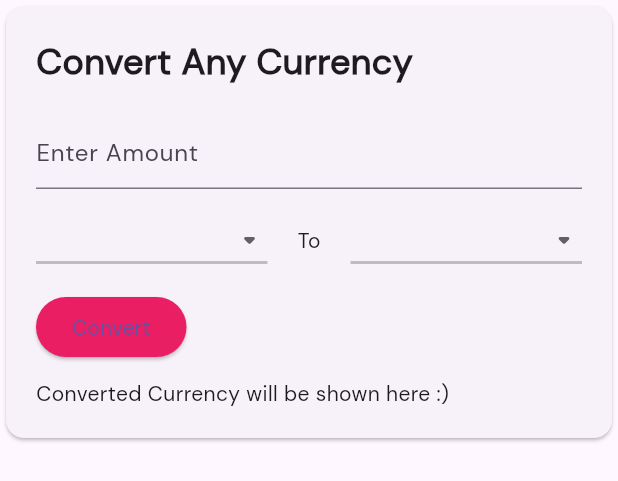
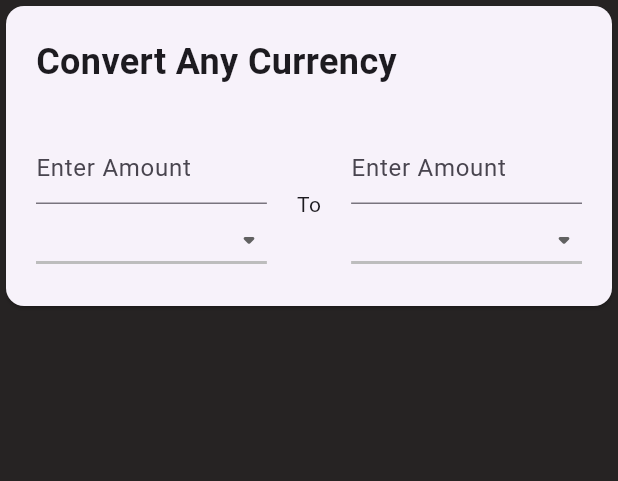
Before and after one commit to Hakdoff/currency-flutter, a Flutter app: the AnyToAny widget shown alone on an empty page, opened directly with empty values, on a phone screen of 412 x 824 dp. Shown: the top 481 px of the screen. Run offline on Flutter 3.47's test engine with Material 3 defaults, Android fonts, the phone set to English and light mode, and no system bars; network calls fail.

Commit message:
updated ui

```diff
--- a/lib/components/anyToAny.dart
+++ b/lib/components/anyToAny.dart
@@ -4,23 +4,31 @@ import 'package:flutter/material.dart';
 class AnyToAny extends StatefulWidget {
   final rates;
   final Map currencies;
-  const AnyToAny({Key? key, @required this.rates, required this.currencies})
+
+  const AnyToAny({Key? key, required this.rates, required this.currencies})
       : super(key: key);
 
   @override
-  _AnyToAnyState createState() => _AnyToAnyState();
+  _CurrencyConverterState createState() => _CurrencyConverterState();
 }
 
-class _AnyToAnyState extends State<AnyToAny> {
-  TextEditingController amountController = TextEditingController();
+class _CurrencyConverterState extends State<AnyToAny> {
+  final usdController = TextEditingController();
+  final phpController = TextEditingController();
+  String dropdownValue1 = 'USD';
+  String dropdownValue2 = 'PHP';
+  String answer1 = '';
+  String answer2 = '';
 
-  String dropdownValue1 = 'AUD';
-  String dropdownValue2 = 'AUD';
-  String answer = 'Converted Currency will be shown here :)';
+  @override
+  void initState() {
+    super.initState();
+    usdController.text = answer1;
+    phpController.text = answer2;
+  }
 
   @override
   Widget build(BuildContext context) {
-    var w = MediaQuery.of(context).size.width;
     return Card(
         child: Container(
       // width: w / 3,
@@ -34,19 +42,27 @@ class _AnyToAnyState extends State<AnyToAny> {
               style: TextStyle(fontWeight: FontWeight.bold, fontSize: 24),
             ),
             SizedBox(height: 20),
-
-            //TextFields for Entering USD
-            TextFormField(
-              key: ValueKey('amount'),
-              controller: amountController,
-              decoration: InputDecoration(hintText: 'Enter Amount'),
-              keyboardType: TextInputType.number,
-            ),
             SizedBox(height: 10),
             Row(
               children: [
                 Expanded(
-                  child: DropdownButton<String>(
+                  child: Column(
+                    children: [
+                      TextFormField(
+                        key: ValueKey('usd'),
+                        controller: usdController,
+                        decoration: InputDecoration(hintText: 'Enter Amount'),
+                        keyboardType: TextInputType.number,
+                        onChanged: (value) {
+                          setState(() {
+                            answer1 = value;
+                            answer2 = convertAny(widget.rates, value,
+                                dropdownValue1, dropdownValue2);
+                            phpController.text = answer2;
+                          });
+                        },
+                      ),
+                      DropdownButton<String>(
                         value: dropdownValue1,
                         icon: const Icon(Icons.arrow_drop_down_rounded),
                         iconSize: 24,
@@ -59,6 +75,12 @@ class _AnyToAnyState extends State<AnyToAny> {
                         onChanged: (String? newValue) {
                           setState(() {
                             dropdownValue1 = newValue!;
+                            answer2 = convertAny(
+                                widget.rates,
+                                usdController.text,
+                                dropdownValue1,
+                                dropdownValue2);
+                            phpController.text = answer2;
                           });
                         },
                         items: widget.currencies.keys
@@ -71,12 +93,29 @@ class _AnyToAnyState extends State<AnyToAny> {
                           );
                         }).toList(),
                       ),
+                    ],
+                  ),
                 ),
                 Container(
                     margin: EdgeInsets.symmetric(horizontal: 20),
                     child: Text('To')),
                 Expanded(
-                  child: DropdownButton<String>(
+                  child: Column(children: [
+                    TextFormField(
+                      key: ValueKey('php'),
+                      controller: phpController,
+                      decoration: InputDecoration(hintText: 'Enter Amount'),
+                      keyboardType: TextInputType.number,
+                      onChanged: (value) {
+                        setState(() {
+                          answer2 = value;
+                          answer1 = convertAny(widget.rates, value,
+                              dropdownValue2, dropdownValue1);
+                          usdController.text = answer1;
+                        });
+                      },
+                    ),
+                    DropdownButton<String>(
                       value: dropdownValue2,
                       icon: const Icon(Icons.arrow_drop_down_rounded),
                       iconSize: 24,
@@ -89,6 +128,9 @@ class _AnyToAnyState extends State<AnyToAny> {
                       onChanged: (String? newValue) {
                         setState(() {
                           dropdownValue2 = newValue!;
+                          answer2 = convertAny(widget.rates, usdController.text,
+                              dropdownValue1, dropdownValue2);
+                          phpController.text = answer2;
                         });
                       },
                       items: widget.currencies.keys
@@ -101,39 +143,11 @@ class _AnyToAnyState extends State<AnyToAny> {
                         );
                       }).toList(),
                     ),
-                ),
+                  ]),
+                )
               ],
             ),
-
-            SizedBox(height: 10),
-            Container(
-              child: ElevatedButton(
-                onPressed: () {
-                  setState(() {
-                    answer = amountController.text +
-                        ' ' +
-                        dropdownValue1 +
-                        ' ' +
-                        convertany(widget.rates, amountController.text,
-                            dropdownValue1, dropdownValue2) +
-                        ' ' +
-                        dropdownValue2;
-                  });
-                },
-                child: Text('Convert'),
-                style: ButtonStyle(
-                    backgroundColor: MaterialStateProperty.all(
-                        Theme.of(context).primaryColor)),
-              ),
-            ),
-            SizedBox(
-              width: 10,
-            ),
-            SizedBox(height: 10),
-            Container(child: Text(answer))
-          ],
-        ),
-      ),
-    );
+          ]),
+    ));
   }
 }
--- a/lib/functions/fetchrates.dart
+++ b/lib/functions/fetchrates.dart
@@ -3,47 +3,28 @@ import 'package:exhange_rates_flutter/models/ratesmodel.dart';
 import 'package:exhange_rates_flutter/utils/key.dart';
 import 'package:http/http.dart' as http;
 
-Future<RatesModel> fetchrates() async {
+Future<RatesModel> fetchRates() async {
   var response = await http.get(Uri.parse(
       'https://openexchangerates.org/api/latest.json?base=USD&app_id=' + key));
   final result = ratesModelFromJson(response.body);
   return result;
 }
 
-Future<Map> fetchcurrencies() async {
+Future<Map> fetchCurrencies() async {
   var response = await http.get(Uri.parse(
       'https://openexchangerates.org/api/currencies.json?app_id=' + key));
   final allCurrencies = allCurrenciesFromJson(response.body);
   return allCurrencies;
 }
 
-
-
-
-
-
-
-
-
-
-
-
-
-
-
-
-
-
-
-
-String convertusd(Map exchangeRates, String usd, String currency) {
+String convertToUSD(Map exchangeRates, String usd, String currency) {
   String output =
       ((exchangeRates[currency] * double.parse(usd)).toStringAsFixed(2))
           .toString();
   return output;
 }
 
-String convertany(Map exchangeRates, String amount, String currencybase,
+String convertAny(Map exchangeRates, String amount, String currencybase,
     String currencyfinal) {
   String output = (double.parse(amount) /
           exchangeRates[currencybase] *
--- a/pubspec.yaml
+++ b/pubspec.yaml
@@ -30,6 +30,7 @@ dependencies:
   # The following adds the Cupertino Icons font to your application.
   # Use with the CupertinoIcons class for iOS style icons.
   cupertino_icons: ^1.0.2
+  adaptive_navbar: ^0.0.3
 
 dev_dependencies:
   flutter_test:
```
Also changed, not shown: lib/components/usdToAny.dart (+17 -34 lines), lib/main.dart (+7 -3 lines), lib/screens/home.dart (+68 -32 lines), pubspec.lock. Lines whose indentation alone changed are shown as unchanged.
